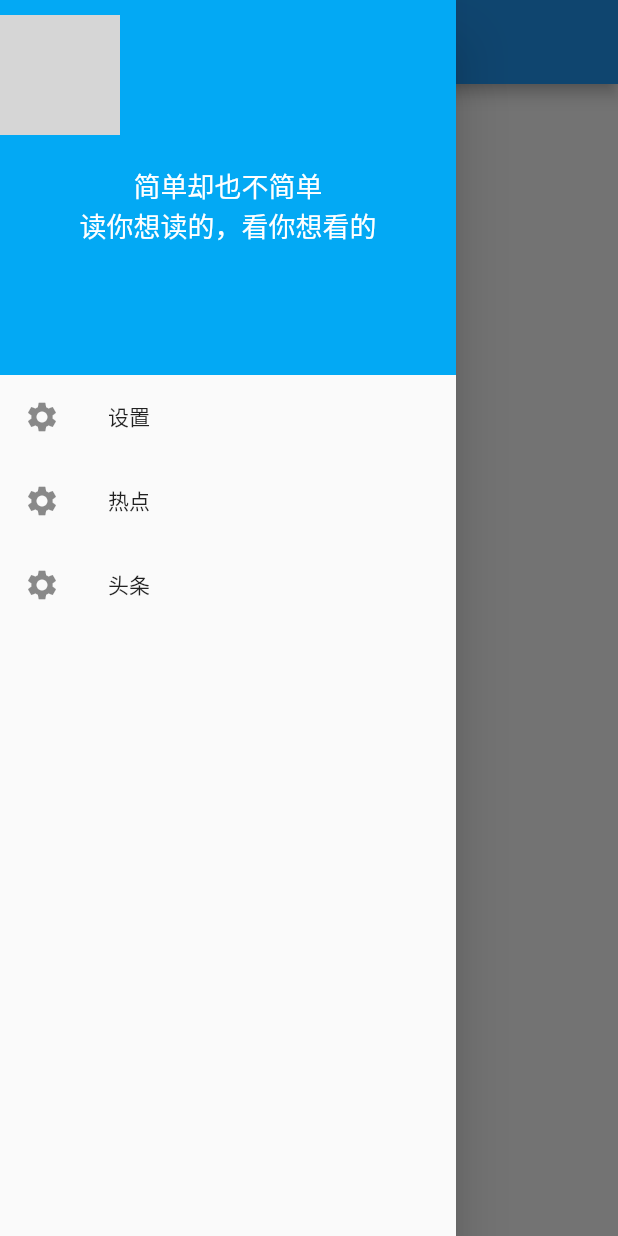
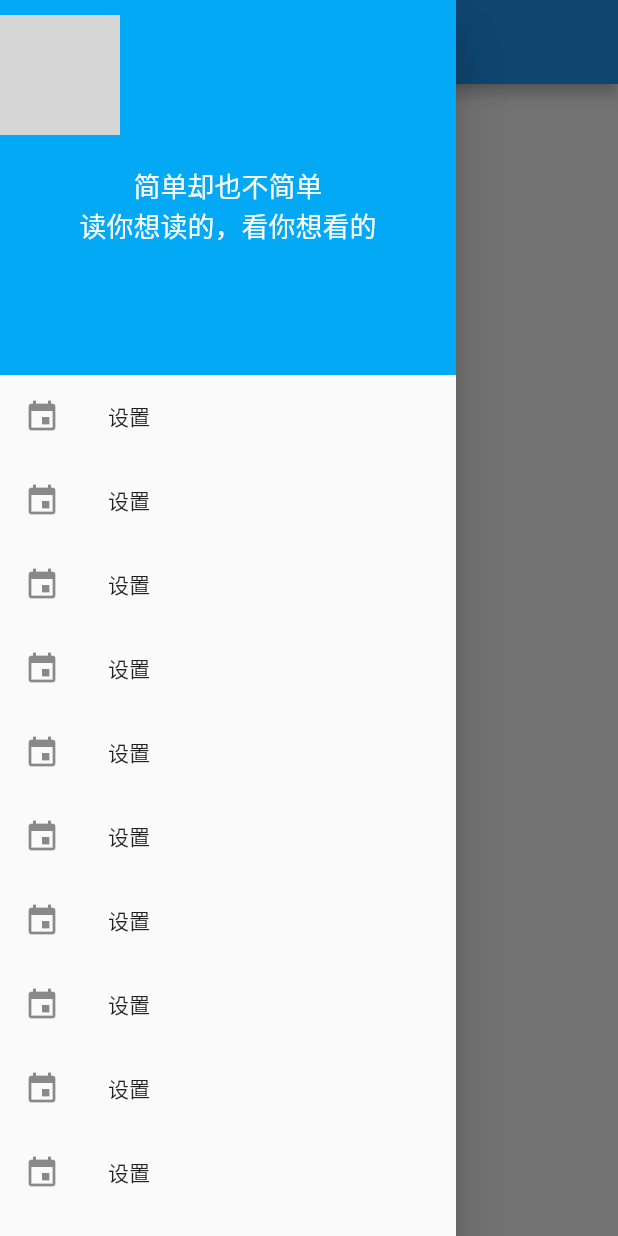
Before and after one commit to haibowen/FlutterJianWen, a Flutter app: the screen it shows after launch, with the side drawer open, on a phone screen of 412 x 824 dp. Run offline on Flutter 3.47's test engine with Material 2 defaults, Android fonts, the phone set to English and light mode, and no system bars; our stand-ins replace dio, webview_flutter; network calls fail; grey boxes are pictures that could not be loaded.

Commit message:
格式化代码

```diff
--- a/flutter_jian_wen/flutter_jian_wen/lib/ui/home_page.dart
+++ b/flutter_jian_wen/flutter_jian_wen/lib/ui/home_page.dart
@@ -1,9 +1,5 @@
-import 'dart:convert';
-
-import 'package:dio/dio.dart';
 import 'package:flutter/cupertino.dart';
 import 'package:flutter/material.dart';
-import 'package:flutter_jian_wen/model/news.dart';
 import 'package:flutter_jian_wen/utils/HttpUtils.dart';
 
 import 'detail_page.dart';
@@ -24,6 +20,7 @@ class HomePageState extends State<HomePage> {
   void initState() {
     // TODO: implement initState
     super.initState();
+    getInternetData();
   }
 
   @override
@@ -55,25 +52,30 @@ class HomePageState extends State<HomePage> {
 
   Widget getListBuilder(BuildContext context, int index) {
     return Card(
-      child:GestureDetector(
-        onTap: (){
-          Navigator.push(context,
-              MaterialPageRoute(builder: (context) => DetailPage(titleList[index],picList[index],urlList[index])));
+        child: GestureDetector(
+      onTap: () {
+        Navigator.push(
+            context,
+            MaterialPageRoute(
+                builder: (context) => DetailPage(
+                    titleList[index], picList[index], urlList[index])));
       },
-        child:  Container(
+      child: Container(
+//          width: MediaQuery.of(context).size.width/2,
         child: Column(
           children: <Widget>[
             Image.network(
               picList[index],
               fit: BoxFit.contain,
             ),
-              Text(titleList[index],style: TextStyle(fontSize: 12),)
+            Text(
+              titleList[index],
+              style: TextStyle(fontSize: 12),
+            )
           ],
         ),
       ),
-      )
-
-    );
+    ));
   }
 
   Widget getDrawer() {
@@ -115,28 +117,30 @@ class HomePageState extends State<HomePage> {
             ],
           ),
         ),
-        ListTile(
-          leading: Icon(Icons.settings),
-          title: Text('设置'),
-        ),
-        ListTile(
-          leading: Icon(Icons.settings),
-          title: Text('热点'),
-        ),
-        ListTile(
-          leading: Icon(Icons.settings),
-          title: Text('头条'),
-        ),
+        ListView.builder(
+          itemBuilder: getListDrawerItem,
+          itemCount: 10,
+          scrollDirection: Axis.vertical,
+          padding: EdgeInsets.zero,
+          shrinkWrap: true,
+        )
       ],
     );
   }
 
-  Future<Map> getInternetData() async {
+  Widget getListDrawerItem(BuildContext context, int index) {
+    return ListTile(
+      leading: Icon(Icons.event),
+      title: Text('设置'),
+      onTap: () {},
+    );
+  }
+
+  Future getInternetData() async {
     var temp = await HttpUtils.getInstance().get(
         'http://v.juhe.cn/toutiao/index?type=keji&key=27d98876a75e6fb3f9eac28f71d807a0');
     var result = temp.data['result'];
-    //print(result['data']);
-    //return result['data'];
+    print(result['data']);
     for (Map map in result['data']) {
       titleList.add(map['title']);
       picList.add(map['thumbnail_pic_s']);
```
Also changed, not shown: flutter_jian_wen/flutter_jian_wen/lib/main.dart (+0 -8 lines), flutter_jian_wen/flutter_jian_wen/lib/ui/detail_page.dart (+3 -5 lines), flutter_jian_wen/flutter_jian_wen/lib/utils/HttpUtils.dart (+1 -30 lines). Lines whose indentation alone changed are shown as unchanged.
